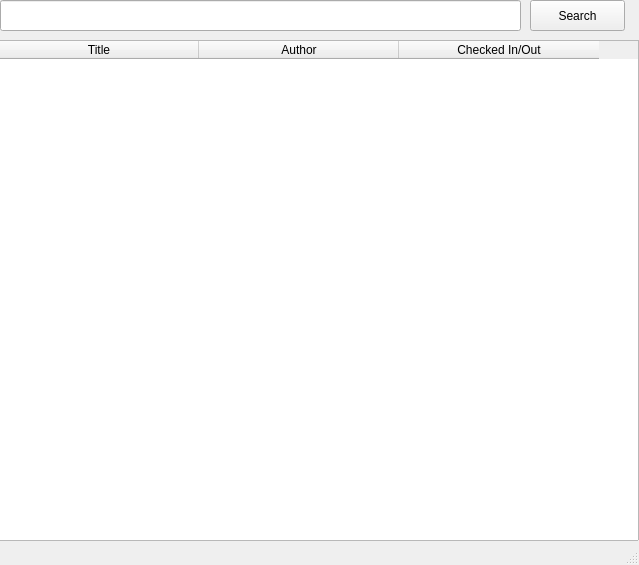
First picture: the form in checkout.ui, repository sbadame/checkout, before the edit.
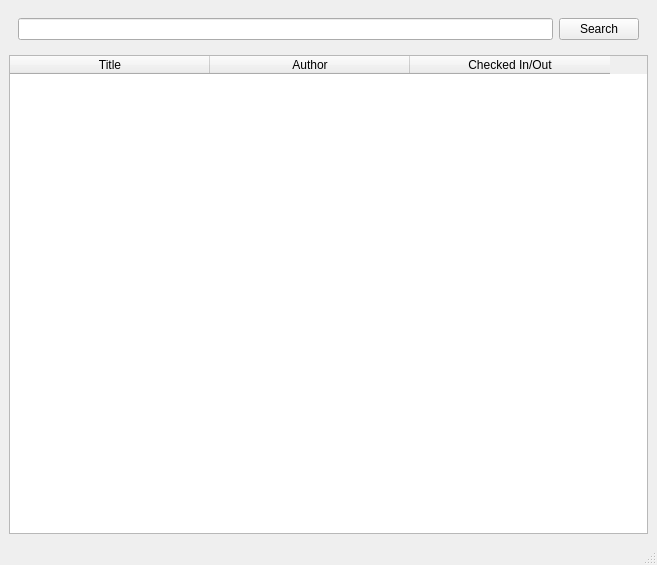
Second picture: the form after the edit.

Patch:
```diff
--- a/checkout.ui
+++ b/checkout.ui
@@ -6,7 +6,7 @@
    <rect>
     <x>0</x>
     <y>0</y>
-    <width>639</width>
+    <width>657</width>
     <height>565</height>
    </rect>
   </property>
@@ -14,15 +14,25 @@
    <string>Checkout</string>
   </property>
   <widget class="QWidget" name="centralwidget">
+   <layout class="QVBoxLayout" name="verticalLayout">
+    <item>
+     <widget class="QWidget" name="widget" native="true">
+      <layout class="QHBoxLayout" name="horizontalLayout">
+       <item>
+        <widget class="QLineEdit" name="lineEdit"/>
+       </item>
+       <item>
+        <widget class="QPushButton" name="pushButton">
+         <property name="text">
+          <string>Search</string>
+         </property>
+        </widget>
+       </item>
+      </layout>
+     </widget>
+    </item>
+    <item>
    <widget class="QTableWidget" name="books">
-    <property name="geometry">
-     <rect>
-      <x>-2</x>
-      <y>40</y>
-      <width>641</width>
-      <height>501</height>
-     </rect>
-    </property>
     <property name="maximumSize">
      <size>
       <width>791</width>
@@ -54,29 +64,8 @@
      </property>
     </column>
    </widget>
-   <widget class="QPushButton" name="pushButton">
-    <property name="geometry">
-     <rect>
-      <x>530</x>
-      <y>0</y>
-      <width>95</width>
-      <height>31</height>
-     </rect>
-    </property>
-    <property name="text">
-     <string>Search</string>
-    </property>
-   </widget>
-   <widget class="QLineEdit" name="lineEdit">
-    <property name="geometry">
-     <rect>
-      <x>0</x>
-      <y>0</y>
-      <width>521</width>
-      <height>31</height>
-     </rect>
-    </property>
-   </widget>
+    </item>
+   </layout>
   </widget>
   <widget class="QStatusBar" name="statusbar"/>
  </widget>
```
Lines whose indentation alone changed are shown as unchanged.
